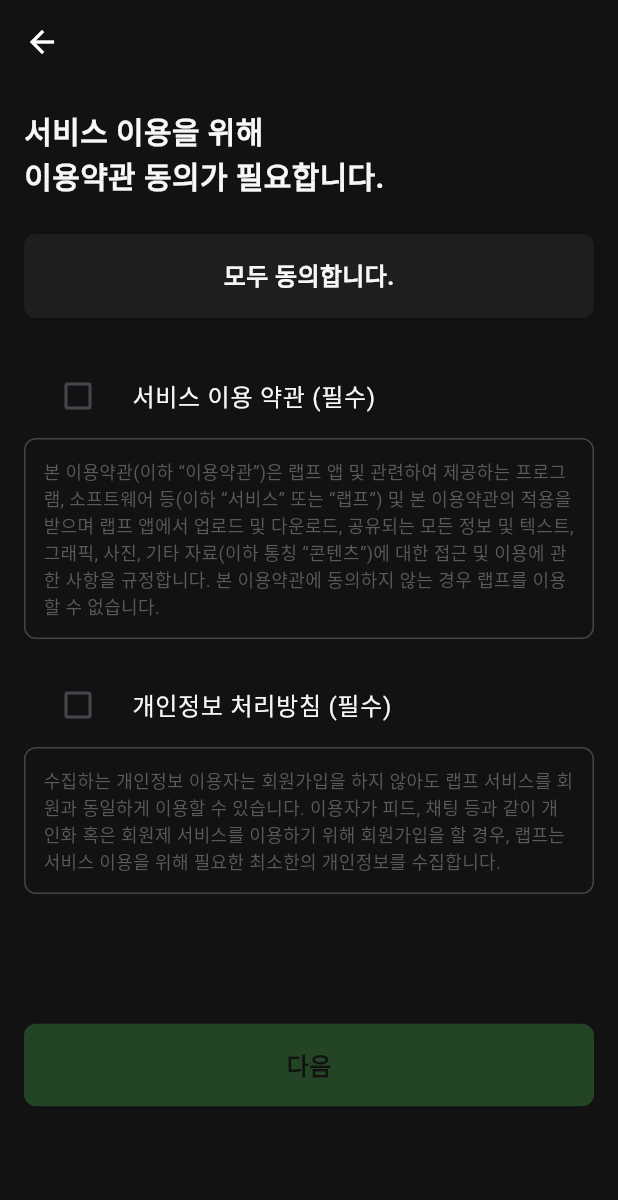
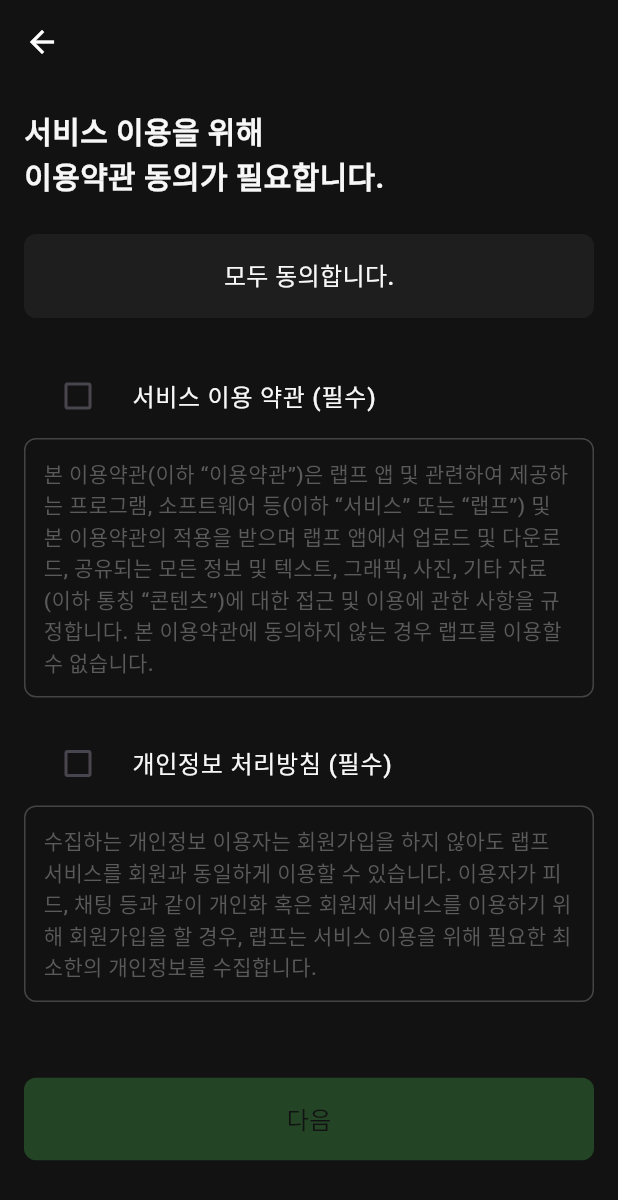
Before and after one commit to oobinkim/rep_f_Flutter, a Flutter app: the AgreementView screen opened by its route, on a phone screen of 412 x 824 dp. Shown: the top 1200 px of the screen. Run offline on Flutter 3.47's test engine with Material 3 defaults, Android fonts, the phone set to English and light mode, and no system bars; our stand-ins replace cloud_firestore, firebase_auth, firebase_core; accounts and stored records are empty; Roboto replaces fonts that are missing (Pretendard); project files that could hold a hidden picture were left out.

Commit message:
전체 폰트 weight 수정

```diff
--- a/lib/main.dart
+++ b/lib/main.dart
@@ -47,6 +47,8 @@ class MyApp extends StatelessWidget {
       child: MaterialApp(
         title: 'Rep : f',
         theme: ThemeData(
+          splashColor: Colors.transparent,
+          highlightColor: Colors.transparent,
           fontFamily: 'Pretendard',
           textTheme: const TextTheme(
             bodyLarge: TextStyle(fontSize: 16, fontWeight: FontWeight.normal),
--- a/lib/views/agreement_view.dart
+++ b/lib/views/agreement_view.dart
@@ -58,7 +58,7 @@ class _AgreementViewState extends State<AgreementView> {
                     style: TextStyle(
                       color: AppColors.white,
                       fontSize: 20,
-                      fontWeight: FontWeight.bold,
+                      fontWeight: FontWeight.w600,
                     ),
                   ),
                   const SizedBox(height: 24),
@@ -82,7 +82,9 @@ class _AgreementViewState extends State<AgreementView> {
                     checkColor: AppColors.black,
                     title: const Text(
                       "서비스 이용 약관 (필수)",
-                      style: TextStyle(color: AppColors.white),
+                      style: TextStyle(color: AppColors.white,
+                      fontSize: 16,
+                      fontWeight: FontWeight.w500),
                     ),
                     controlAffinity: ListTileControlAffinity.leading,
                     value: termsChecked,
@@ -100,7 +102,10 @@ class _AgreementViewState extends State<AgreementView> {
                     ),
                     child: const Text(
                       "본 이용약관(이하 “이용약관”)은 랩프 앱 및 관련하여 제공하는 프로그램, 소프트웨어 등(이하 “서비스” 또는 “랩프”) 및 본 이용약관의 적용을 받으며 랩프 앱에서 업로드 및 다운로드, 공유되는 모든 정보 및 텍스트, 그래픽, 사진, 기타 자료(이하 통칭 “콘텐츠”)에 대한 접근 및 이용에 관한 사항을 규정합니다. 본 이용약관에 동의하지 않는 경우 랩프를 이용할 수 없습니다.",
-                      style: TextStyle(color: AppColors.textGray, fontSize: 12),
+                      style: TextStyle(color: AppColors.textGray,
+                          fontSize: 14,
+                          fontWeight: FontWeight.w500
+                      ),
                     ),
                   ),
                   CheckboxListTile(
@@ -108,7 +113,9 @@ class _AgreementViewState extends State<AgreementView> {
                     checkColor: AppColors.black,
                     title: const Text(
                       "개인정보 처리방침 (필수)",
-                      style: TextStyle(color: AppColors.white),
+                      style: TextStyle(color: AppColors.white,
+                          fontSize: 16,
+                          fontWeight: FontWeight.w500),
                     ),
                     controlAffinity: ListTileControlAffinity.leading,
                     value: privacyChecked,
@@ -126,7 +133,9 @@ class _AgreementViewState extends State<AgreementView> {
                     ),
                     child: const Text(
                       "수집하는 개인정보 이용자는 회원가입을 하지 않아도 랩프 서비스를 회원과 동일하게 이용할 수 있습니다. 이용자가 피드, 채팅 등과 같이 개인화 혹은 회원제 서비스를 이용하기 위해 회원가입을 할 경우, 랩프는 서비스 이용을 위해 필요한 최소한의 개인정보를 수집합니다.",
-                      style: TextStyle(color: AppColors.textGray, fontSize: 12),
+                      style: TextStyle(color: AppColors.textGray,
+                          fontSize: 14,
+                          fontWeight: FontWeight.w500),
                     ),
                   ),
                   const Spacer(flex: 1),
--- a/lib/views/profile_view/profile_view+business_number.dart
+++ b/lib/views/profile_view/profile_view+business_number.dart
@@ -35,7 +35,7 @@ class BusinessNumberStep extends StatelessWidget {
             "사업자 등록 번호를 알려주세요!",
             style: TextStyle(
               fontSize: 24,
-              fontWeight: FontWeight.bold,
+              fontWeight: FontWeight.w600,
               color: AppColors.white,
             ),
           ),
--- a/lib/views/profile_view/profile_view+complition.dart
+++ b/lib/views/profile_view/profile_view+complition.dart
@@ -34,7 +34,7 @@ class CompletionStep extends StatelessWidget {
                 color: AppColors.white,
                 fontSize: 24,
                 height: 1.1,
-                fontWeight: FontWeight.bold,
+                fontWeight: FontWeight.w600,
               ),
               textAlign: TextAlign.center,
             ),
@@ -46,6 +46,7 @@ class CompletionStep extends StatelessWidget {
               style: TextStyle(
                 color: AppColors.white,
                 fontSize: 16,
+                fontWeight: FontWeight.w500,
               ),
               textAlign: TextAlign.center,
             ),
--- a/lib/views/profile_view/profile_view+input_name.dart
+++ b/lib/views/profile_view/profile_view+input_name.dart
@@ -39,7 +39,7 @@ class InputNameStep extends StatelessWidget {
             placeholder,
             style: TextStyle(
               fontSize: 24,
-              fontWeight: FontWeight.bold,
+              fontWeight: FontWeight.w600,
               color: AppColors.white,
             ),
           ),
--- a/lib/views/profile_view/profile_view+purpose.dart
+++ b/lib/views/profile_view/profile_view+purpose.dart
@@ -32,7 +32,9 @@ class ProfilePurpose extends StatelessWidget {
           // Title
           Text(
             "당신은 누구신가요?",
-            style: TextStyle(color: AppColors.white, fontSize: 24),
+            style: TextStyle(color: AppColors.white,
+                fontSize: 24,
+            fontWeight: FontWeight.w600),
           ),
           SizedBox(height: 24),
 
@@ -95,6 +97,7 @@ class ProfilePurpose extends StatelessWidget {
                 label,
                 style: TextStyle(
                   fontSize: 18,
+                  fontWeight: FontWeight.w500,
                   color: AppColors.white,
                 ),
               ),
--- a/lib/views/profile_view/profile_view+species_selection.dart
+++ b/lib/views/profile_view/profile_view+species_selection.dart
@@ -38,7 +38,9 @@ class SpeciesSelectionStep extends StatelessWidget {
           // Title
           Text(
             "주로 브리딩하는 종이 있나요?",
-            style: TextStyle(color: AppColors.white, fontSize: 24),
+            style: TextStyle(color: AppColors.white,
+                fontSize: 24,
+            fontWeight: FontWeight.w600),
           ),
           SizedBox(height: 32),
 
@@ -66,6 +68,7 @@ class SpeciesSelectionStep extends StatelessWidget {
                     species,
                     style: TextStyle(
                       color: isSelected ? AppColors.black : AppColors.white,
+                      fontWeight: FontWeight.w500,
                       fontSize: 14,
                     ),
                   ),
@@ -99,6 +102,7 @@ class SpeciesSelectionStep extends StatelessWidget {
                     color: viewModel.selectedSpecies == "아직 없어요"
                         ? AppColors.black
                         : AppColors.white,
+                    fontWeight: FontWeight.w500,
                     fontSize: 14,
                   ),
                 ),
--- a/lib/views/profile_view/profile_view.dart
+++ b/lib/views/profile_view/profile_view.dart
@@ -40,7 +40,8 @@ class ProfileView extends StatelessWidget {
                     },
                     child: Text(
                       "건너뛰기",
-                      style: TextStyle(color: AppColors.lightGray),
+                      style: TextStyle(color: AppColors.lightGray,
+                      fontWeight: FontWeight.w500),
                     ),
                   ),
               ],
--- a/lib/views/registration_view/registration_view+completion.dart
+++ b/lib/views/registration_view/registration_view+completion.dart
@@ -27,7 +27,7 @@ class Completion extends StatelessWidget {
             "인증에 성공했습니다!",
             style: TextStyle(
               fontSize: 24,
-              fontWeight: FontWeight.bold,
+              fontWeight: FontWeight.w600,
               color: AppColors.white,
             ),
             textAlign: TextAlign.center,
@@ -37,6 +37,7 @@ class Completion extends StatelessWidget {
             "함께하기 전에 몇 가지만 알려주시면 \n 서비스 이용에 도움드릴 수 있어요",
             style: TextStyle(
               fontSize: 16,
+              fontWeight: FontWeight.w500,
               color: AppColors.white,
             ),
             textAlign: TextAlign.center,
--- a/lib/views/registration_view/registration_view+phone_number.dart
+++ b/lib/views/registration_view/registration_view+phone_number.dart
@@ -18,7 +18,8 @@ class PhoneNumber extends StatelessWidget {
           SizedBox(height: 20),
           Text(
             "휴대폰 번호를 입력해주세요",
-            style: TextStyle(fontSize: 24, fontWeight: FontWeight.bold, color: AppColors.white),
+            style: TextStyle(fontSize: 24, fontWeight: FontWeight.w600,
+                color: AppColors.white),
           ),
           SizedBox(height: 24),
           OutlinedTextField(
--- a/lib/widgets/bar_button.dart
+++ b/lib/widgets/bar_button.dart
@@ -37,7 +37,7 @@ class BarButton extends StatelessWidget {
             style: TextStyle(
               color: isEnabled ? enabledTextColor : disabledTextColor,
               fontSize: 16,
-              fontWeight: FontWeight.bold,
+              fontWeight: FontWeight.w500,
             ),
           ),
         ),
--- a/lib/widgets/outlined_textField.dart
+++ b/lib/widgets/outlined_textField.dart
@@ -53,7 +53,8 @@ class _OutlinedTextFieldState extends State<OutlinedTextField> {
         textInputAction: widget.textInputAction, // TextInputAction 적용
         decoration: InputDecoration(
           hintText: _controller.text.isEmpty ? widget.placeholder : null,
-          hintStyle: TextStyle(color: AppColors.hintGray),
+          hintStyle: TextStyle(color: AppColors.hintGray,
+          fontWeight: FontWeight.w500),
           enabledBorder: OutlineInputBorder(
             borderSide: BorderSide(color: AppColors.borderGray, width: 1.0),
             borderRadius: BorderRadius.circular(8.0),
@@ -67,7 +68,8 @@ class _OutlinedTextFieldState extends State<OutlinedTextField> {
           fillColor: AppColors.darkGray, // 텍스트 필드 내부 배경색
         ),
         cursorColor: AppColors.lightGreen, // 커서 색상
-        style: TextStyle(color: AppColors.white), // 입력 텍스트 색상
+        style: TextStyle(color: AppColors.white,
+        fontWeight: FontWeight.w500), // 입력 텍스트 색상
         keyboardType: widget.keyboardType,
         maxLength: widget.maxLength > 0 ? widget.maxLength : null,
         obscureText: widget.obscureText,
```
Also changed, not shown: lib/views/registration_view/registration_view+auth_code.dart (+7 -3 lines), lib/views/registration_view/registration_view+personal_info.dart (+4 -4 lines).
